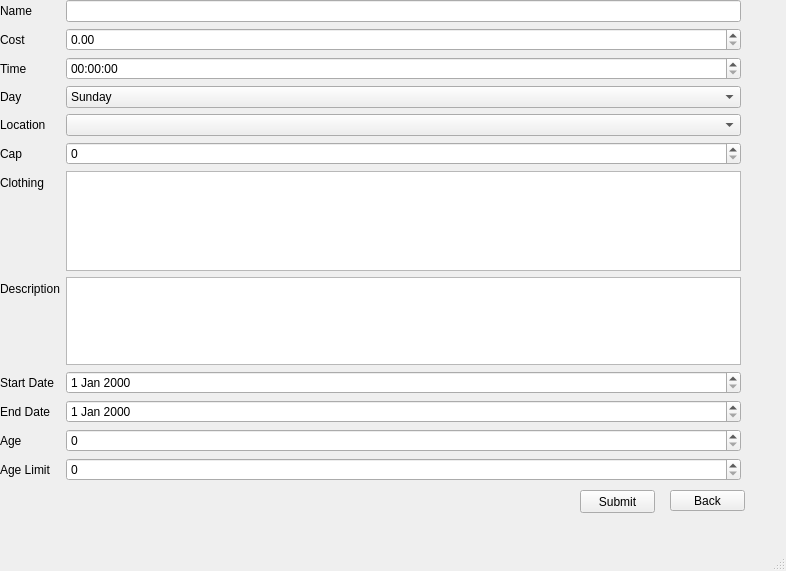
Qt form Code/Add_Class.ui (SDSMT-CSC464-F15/dancesoft) before a commit.
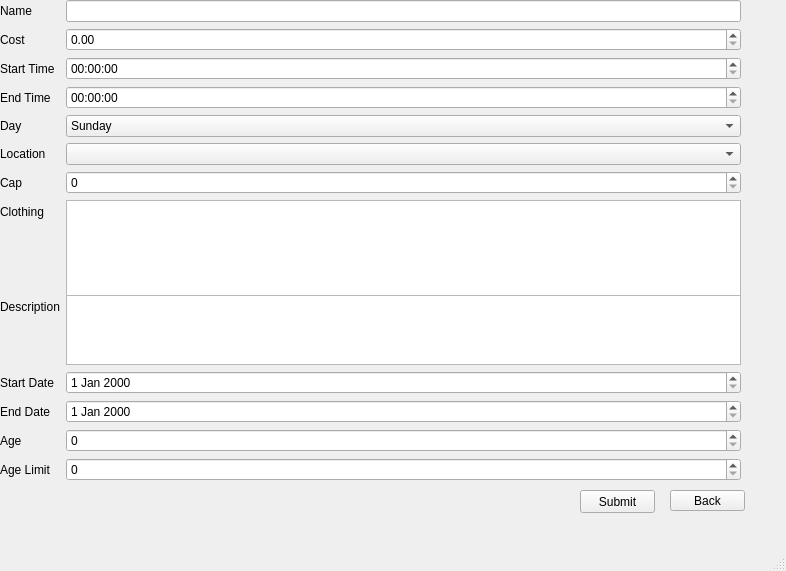
The same form after that commit.

```diff
--- a/Code/Add_Class.ui
+++ b/Code/Add_Class.ui
@@ -45,23 +45,27 @@
       <widget class="QDoubleSpinBox" name="Cost_spinBox"/>
      </item>
      <item row="2" column="0">
-      <widget class="QLabel" name="Time_label">
+      <widget class="QLabel" name="Start_time_label">
        <property name="text">
-        <string>Time</string>
+        <string>Start Time</string>
        </property>
       </widget>
      </item>
      <item row="2" column="1">
-      <widget class="QTimeEdit" name="Time_timeEdit"/>
+      <widget class="QTimeEdit" name="Start_time_timeEdit">
+       <property name="displayFormat">
+        <string>HH:mm:ss</string>
+       </property>
+      </widget>
      </item>
-     <item row="3" column="0">
+     <item row="4" column="0">
       <widget class="QLabel" name="Day">
        <property name="text">
         <string>Day</string>
        </property>
       </widget>
      </item>
-     <item row="3" column="1">
+     <item row="4" column="1">
       <widget class="QComboBox" name="Day_comboBox">
        <item>
         <property name="text">
@@ -100,31 +104,31 @@
        </item>
       </widget>
      </item>
-     <item row="4" column="0">
+     <item row="5" column="0">
       <widget class="QLabel" name="Location_label">
        <property name="text">
         <string>Location</string>
        </property>
       </widget>
      </item>
-     <item row="5" column="0">
+     <item row="6" column="0">
       <widget class="QLabel" name="Cap">
        <property name="text">
         <string>Cap</string>
        </property>
       </widget>
      </item>
-     <item row="5" column="1">
+     <item row="6" column="1">
       <widget class="QSpinBox" name="Cap_spinBox"/>
      </item>
-     <item row="6" column="0">
+     <item row="7" column="0">
       <widget class="QLabel" name="Clothing_label">
        <property name="text">
         <string>Clothing</string>
        </property>
       </widget>
      </item>
-     <item row="6" column="1">
+     <item row="7" column="1">
       <widget class="QTextEdit" name="Clothing_textEdit">
        <property name="minimumSize">
         <size>
@@ -140,14 +144,14 @@
        </property>
       </widget>
      </item>
-     <item row="7" column="0">
+     <item row="8" column="0">
       <widget class="QLabel" name="Description">
        <property name="text">
         <string>Description</string>
        </property>
       </widget>
      </item>
-     <item row="7" column="1">
+     <item row="8" column="1">
       <widget class="QTextEdit" name="Description_textEdit">
        <property name="maximumSize">
         <size>
@@ -157,49 +161,63 @@
        </property>
       </widget>
      </item>
-     <item row="8" column="0">
+     <item row="9" column="0">
       <widget class="QLabel" name="Start_date_label">
        <property name="text">
         <string>Start Date</string>
        </property>
       </widget>
      </item>
-     <item row="8" column="1">
+     <item row="9" column="1">
       <widget class="QDateEdit" name="Start_date_dateEdit"/>
      </item>
-     <item row="9" column="0">
+     <item row="10" column="0">
       <widget class="QLabel" name="End_date">
        <property name="text">
         <string>End Date</string>
        </property>
       </widget>
      </item>
-     <item row="9" column="1">
+     <item row="10" column="1">
       <widget class="QDateEdit" name="End_date_dateEdit"/>
      </item>
-     <item row="10" column="0">
+     <item row="11" column="0">
       <widget class="QLabel" name="Age">
        <property name="text">
         <string>Age</string>
        </property>
       </widget>
      </item>
-     <item row="10" column="1">
+     <item row="11" column="1">
       <widget class="QSpinBox" name="Age_spinBox"/>
      </item>
-     <item row="11" column="0">
+     <item row="12" column="0">
       <widget class="QLabel" name="Age_limit">
        <property name="text">
         <string>Age Limit</string>
        </property>
       </widget>
      </item>
-     <item row="11" column="1">
+     <item row="12" column="1">
       <widget class="QSpinBox" name="Age_limit_spinBox"/>
      </item>
-     <item row="4" column="1">
+     <item row="5" column="1">
       <widget class="QComboBox" name="Location_comboBox"/>
      </item>
+     <item row="3" column="0">
+      <widget class="QLabel" name="End_time_label">
+       <property name="text">
+        <string>End Time</string>
+       </property>
+      </widget>
+     </item>
+     <item row="3" column="1">
+      <widget class="QTimeEdit" name="End_time_timeEdit">
+       <property name="displayFormat">
+        <string>HH:mm:ss </string>
+       </property>
+      </widget>
+     </item>
     </layout>
    </widget>
    <widget class="QPushButton" name="Submit_btn">
```
